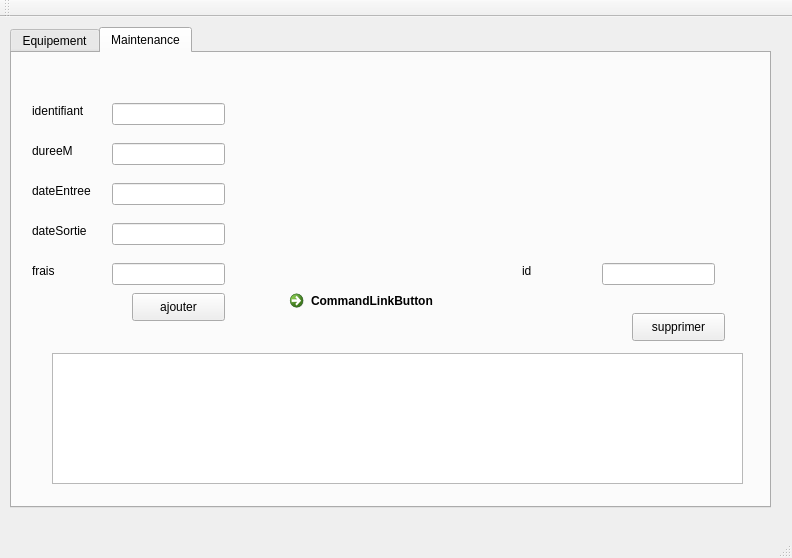
The window that Atelier_Connexion/mainwindow.ui (nefissaKhiari/Smart_Police_Station_2A20) describes before a commit, drawn with Qt 5.
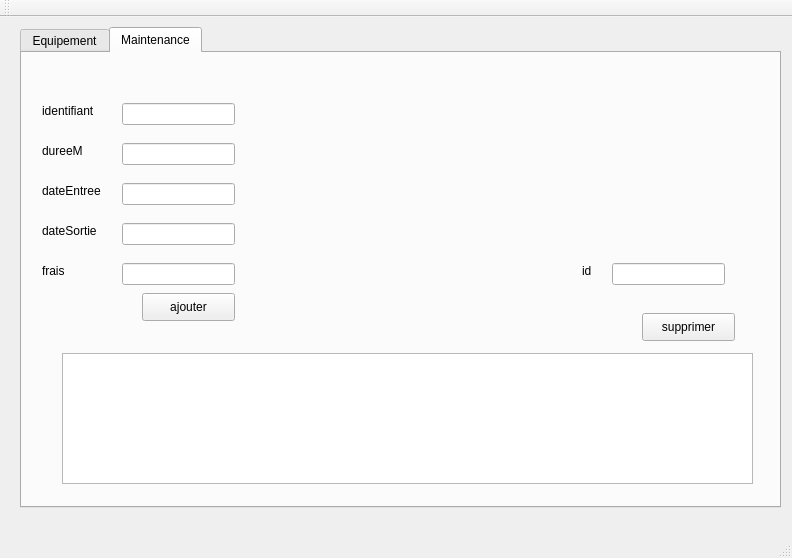
The same window after the commit. The open tabs and pages were chosen to show the change.

Diff of the .ui file:
```diff
--- a/Atelier_Connexion/mainwindow.ui
+++ b/Atelier_Connexion/mainwindow.ui
@@ -17,7 +17,7 @@
    <widget class="QTabWidget" name="tabWidget">
     <property name="geometry">
      <rect>
-      <x>10</x>
+      <x>20</x>
       <y>10</y>
       <width>761</width>
       <height>481</height>
@@ -422,9 +422,9 @@
      <widget class="QLabel" name="label_13">
       <property name="geometry">
        <rect>
-        <x>510</x>
+        <x>560</x>
         <y>210</y>
-        <width>55</width>
+        <width>21</width>
         <height>16</height>
        </rect>
       </property>
@@ -432,19 +432,6 @@
        <string>id</string>
       </property>
      </widget>
-     <widget class="QCommandLinkButton" name="commandLinkButton">
-      <property name="geometry">
-       <rect>
-        <x>270</x>
-        <y>230</y>
-        <width>187</width>
-        <height>41</height>
-       </rect>
-      </property>
-      <property name="text">
-       <string>CommandLinkButton</string>
-      </property>
-     </widget>
     </widget>
    </widget>
   </widget>
```
Left out of the diff: 14 changed lines with no effect on the pictures.
